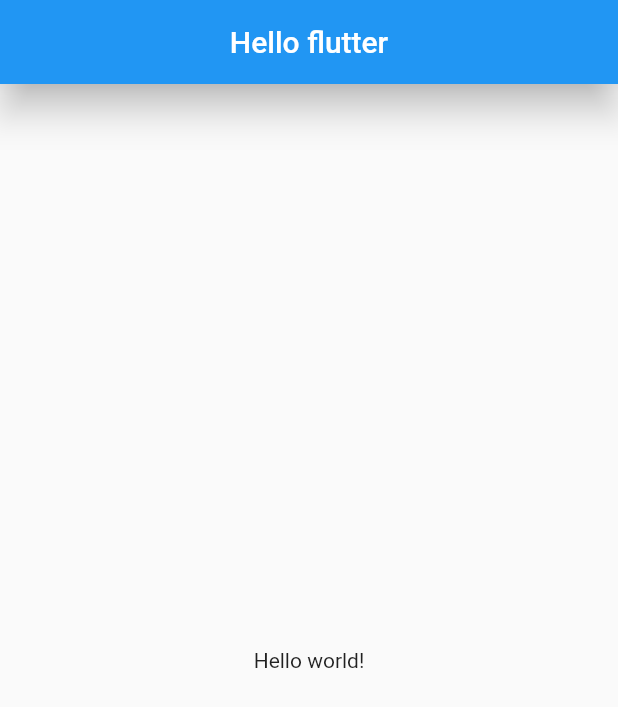
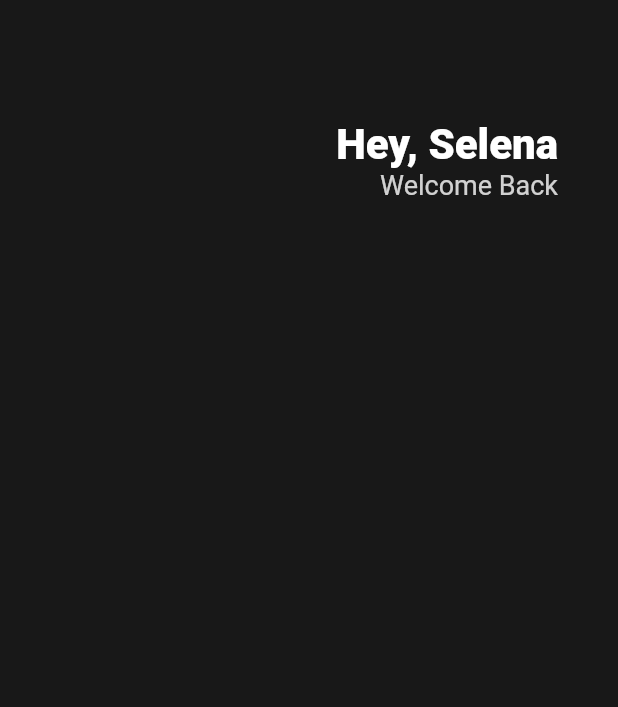
Before and after one commit to kajj8808/flutter-study, a Flutter app: the screen it shows after launch, on a phone screen of 412 x 824 dp. Shown: the top 707 px of the screen. Run offline on Flutter 3.47's test engine with Material 2 defaults, Android fonts, the phone set to English and light mode, and no system bars.

Commit message:
finnancial - header

```diff
--- a/lib/main.dart
+++ b/lib/main.dart
@@ -11,20 +11,42 @@ void main() {
 }
 
 class App extends StatelessWidget {
-  // @ 이 annotation(어노테이션) 은 flutter 에 관한건 아니고 dart의 것임
-  // 부모 class 에 이미 있는 메소드를 override 한다는것
   @override
   Widget build(BuildContext context) {
     return MaterialApp(
       home: Scaffold(
-        appBar: AppBar(
-          title: Text("Hello flutter"),
-          centerTitle: true, // 중앙정렬
-          elevation: 10, // 밑의 그림자 0 하면 그림자가 사라짐!
-        ), // 여기 들어가는 Text 도 다 widget
-        body: Center(child: Text("Hello world!")), // 여기도 widget 모든것이 widget!
-        // 여기서 Center 은 child 이 중앙으로 오게 해주는 역활을함.
-      ),
+          backgroundColor: Color(0xFF181818), // #181818
+          body: Padding(
+            padding: EdgeInsets.symmetric(horizontal: 40),
+            child: Column(children: [
+              SizedBox(
+                height: 80,
+              ),
+              Row(
+                mainAxisAlignment:
+                    MainAxisAlignment.end, // MainAxisAlignment -> 수직방향
+                children: [
+                  Column(
+                    crossAxisAlignment: CrossAxisAlignment.end,
+                    children: [
+                      Text(
+                        "Hey, Selena",
+                        style: TextStyle(
+                            color: Colors.white,
+                            fontSize: 28,
+                            fontWeight: FontWeight.w800),
+                      ),
+                      Text(
+                        "Welcome Back",
+                        style: TextStyle(
+                            color: Colors.white.withOpacity(0.8), fontSize: 18),
+                      )
+                    ],
+                  ),
+                ],
+              ),
+            ]),
+          )),
     );
   }
 }
```
